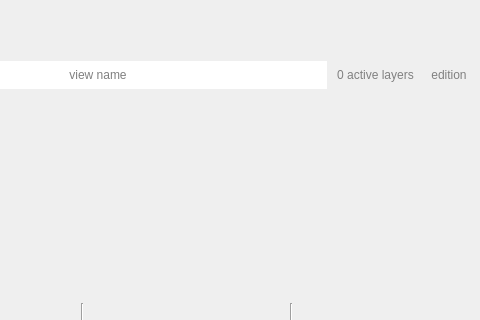
This is ui/view_widget.ui in SMByC/ThRasE as Qt 5 draws it before an edit; both pictures show x 134 to 614 and y 0 to 320 of the 614 by 598 pixel window. The edited form follows.
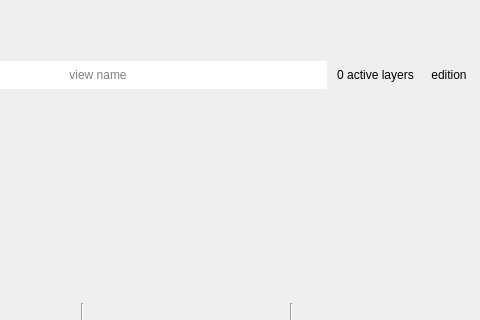
This is the edited form. Icons and pictures are not drawn. Custom widgets are drawn as their Qt base class.

Commit message: Change the behavior of the edition and active layers tools when these are disable or enable

```diff
--- a/ui/view_widget.ui
+++ b/ui/view_widget.ui
@@ -80,9 +80,6 @@
         <property name="toolTip">
          <string>Show/hide the active layers config</string>
         </property>
-        <property name="styleSheet">
-         <string notr="true">color: gray</string>
-        </property>
         <property name="text">
          <string>0 active layers</string>
         </property>
@@ -90,6 +87,9 @@
          <iconset>
           <normaloff>:/plugins/thrase/icons/active_layers_tool.svg</normaloff>:/plugins/thrase/icons/active_layers_tool.svg</iconset>
         </property>
+        <property name="checkable">
+         <bool>true</bool>
+        </property>
         <property name="toolButtonStyle">
          <enum>Qt::ToolButtonTextBesideIcon</enum>
         </property>
@@ -112,9 +112,6 @@
         <property name="toolTip">
          <string>Show/hide the edition tools</string>
         </property>
-        <property name="styleSheet">
-         <string notr="true">color: gray</string>
-        </property>
         <property name="text">
          <string>edition</string>
         </property>
@@ -122,6 +119,9 @@
          <iconset>
           <normaloff>:/plugins/thrase/icons/edit_tool.svg</normaloff>:/plugins/thrase/icons/edit_tool.svg</iconset>
         </property>
+        <property name="checkable">
+         <bool>true</bool>
+        </property>
         <property name="toolButtonStyle">
          <enum>Qt::ToolButtonTextBesideIcon</enum>
         </property>
```
The commit also changes 1 other file.
